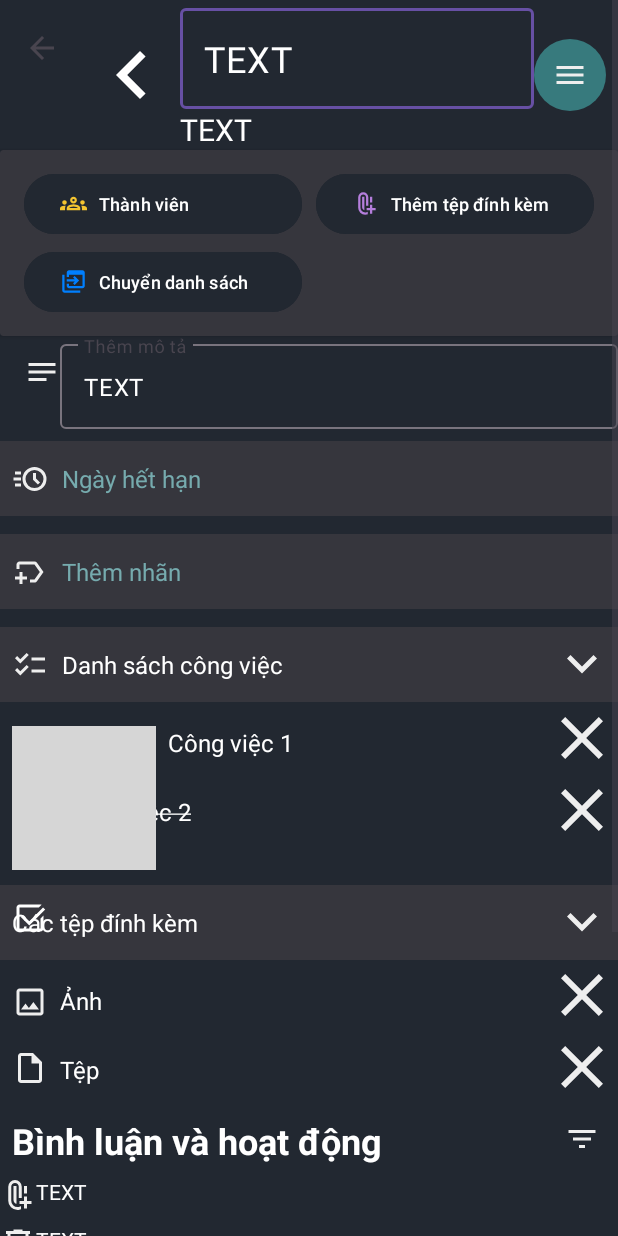
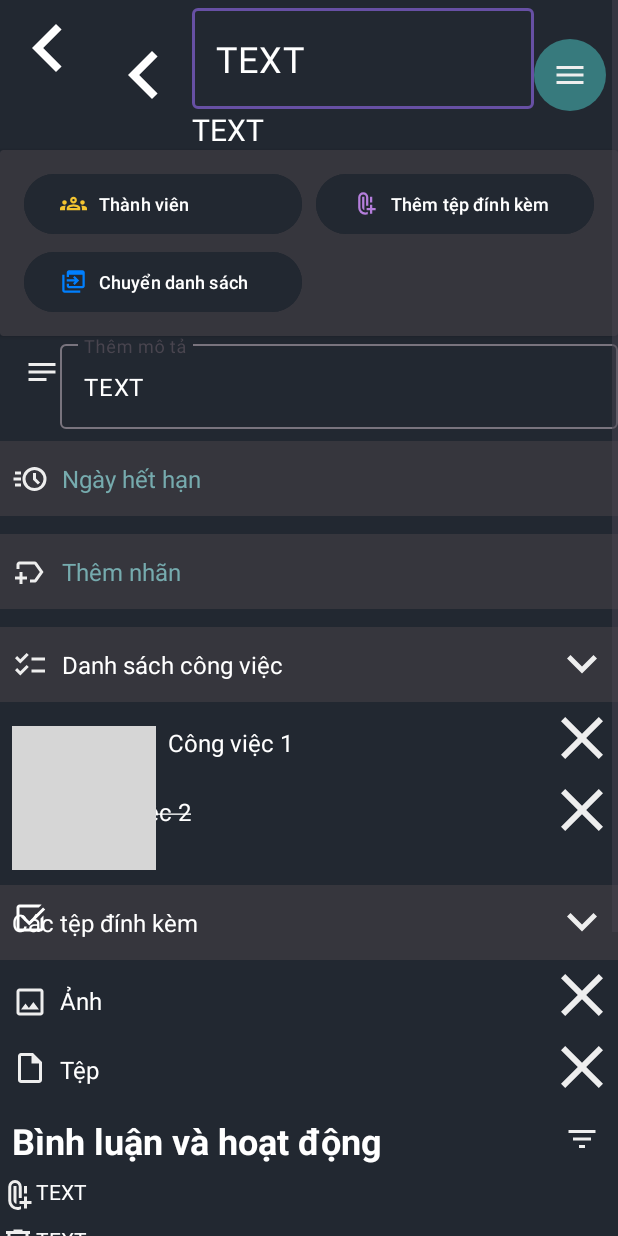
Before and after one commit to AkiraNoob/SE114.O22, an Android app: the CardInformationActivity screen opened directly, with no data from a screen before it, on a phone screen of 412 x 824 dp. Run offline under Robolectric (Android 15) with nearby library versions, the light colour scheme and no system bars; grey boxes are pictures that could not be loaded.

Commit message:
Commit 28/5/24 2

```diff
--- a/app/src/main/java/com/example/collabtask/CardInformationActivity.kt
+++ b/app/src/main/java/com/example/collabtask/CardInformationActivity.kt
@@ -1,6 +1,13 @@
 package com.example.collabtask
 
+import android.content.Intent
 import android.os.Bundle
+import android.view.MenuItem
+import android.view.View
+import android.widget.Button
+import android.widget.ImageButton
+import android.widget.PopupMenu
+import android.widget.Toast
 import androidx.appcompat.app.AppCompatActivity
 
 class CardInformationActivity : AppCompatActivity() {
@@ -8,14 +15,73 @@
         super.onCreate(savedInstanceState)
         setContentView(R.layout.card_information)
         setupActionBar()
+
+// Tìm nút (menu)
+        val btnPopup : ImageButton = findViewById(R.id.imageButton2menu)
+        val btnPopup2 : ImageButton = findViewById(R.id.imageButtonfilter)
+// Đặt click listener
+        btnPopup2.setOnClickListener{view -> showPopupMenu(view)}
+        btnPopup.setOnClickListener{view -> showPopupMenu(view)}
+
+        val btnAttachmentFile : Button = findViewById(R.id.buttonthemtep)
+        btnAttachmentFile.setOnClickListener {
+            startActivity(Intent(this, fileAttachmentActivity::class.java))
+        }
+
+        val btnLabel : View = findViewById(R.id.vthemnhan)
+        btnLabel.setOnClickListener {
+            startActivity(Intent(this, labelActivity::class.java))
+        }
     }
 
-    private fun setupActionBar(){
-        setSupportActionBar(findViewById(R.id.toolbarBack))
+    private fun setupActionBar() {
+        val toolBar : androidx.appcompat.widget.Toolbar = findViewById(R.id.toolbarBack)
+        setSupportActionBar(toolBar)
 
-        val actionbar = supportActionBar
-        if(actionbar != null){
-            actionbar.setDisplayHomeAsUpEnabled(true)
+        val actionBar = supportActionBar
+        if(actionBar!=null){
+            actionBar.setDisplayHomeAsUpEnabled(true)
+            actionBar.setHomeAsUpIndicator(R.drawable.chevron_left_24)
         }
+
+        toolBar.setNavigationOnClickListener{ onBackPressed()}
     }
+// Chức năng hiện pop up menu
+    private fun showPopupMenu(view: View) {
+
+// Tạo pop-up menu
+        val popupMenu = PopupMenu(this, view)
+        val popupMenufilter = PopupMenu(this,view)
+// Inflate
+        popupMenu.menuInflater.inflate(R.menu.delete_menu, popupMenu.menu)
+        popupMenufilter.menuInflater.inflate(R.menu.filter_menu,popupMenu.menu)
+// Đặt click listener
+        popupMenufilter.setOnMenuItemClickListener { menuItem2->handleMenuItemClick(menuItem2)
+            true}
+        popupMenu.setOnMenuItemClickListener{menuItem->handleMenuItemClick(menuItem)
+            true}
+// Hiện menu
+        popupMenufilter.show()
+        popupMenu.show()
+    }
+
+// Chức năng click lựa chọn
+     private fun handleMenuItemClick(menuItem: MenuItem){
+         when(menuItem.itemId){
+             R.id.action_delete -> {
+                 Toast.makeText(this, "Đã xóa thẻ", Toast.LENGTH_SHORT).show()
+             }
+             R.id.action_showcomment -> {
+                 Toast.makeText(this, "Đã hiện bình luận", Toast.LENGTH_SHORT).show()
+             }
+             R.id.action_showaction -> {
+                 Toast.makeText(this, "Đã hiện hoạt động", Toast.LENGTH_SHORT).show()
+             }
+             R.id.action_showboth-> {
+                 Toast.makeText(this, "Đã hiện cả hai", Toast.LENGTH_SHORT).show()
+             }
+         }
+     }
+
+
 }
--- a/app/src/main/res/layout/card_information.xml
+++ b/app/src/main/res/layout/card_information.xml
@@ -671,6 +671,7 @@
                 android:layout_height="match_parent">
 
                 <ImageView
+                    android:contentDescription="@string/TEXT"
                     android:id="@+id/ivcomment1"
                     android:layout_width="wrap_content"
                     android:layout_height="wrap_content"
@@ -707,6 +708,7 @@
                     android:textColor="@color/white"/>
 
                 <ImageButton
+                    android:contentDescription="@string/TEXT"
                     android:src="@drawable/more_vert_24"
                     android:layout_width="48dp"
                     android:layout_height="48dp"
@@ -731,6 +733,7 @@
             android:layout_width="match_parent"
             android:layout_height="match_parent">
             <ImageView
+                android:contentDescription="@string/TEXT"
                 android:id="@+id/ivcomment2"
                 android:layout_width="wrap_content"
                 android:layout_height="wrap_content"
--- a/app/src/main/res/menu/filter_menu.xml
+++ b/app/src/main/res/menu/filter_menu.xml
@@ -1,6 +1,9 @@
 <?xml version="1.0" encoding="utf-8"?>
 <menu xmlns:android="http://schemas.android.com/apk/res/android">
-    <item android:title="Chỉ hiện bình luận"/>
-    <item android:title="Chỉ hiện hoạt động"/>
-    <item android:title="Hiển thị cả bình luận và hoạt động"/>
+    <item android:title="Chỉ hiện bình luận"
+        android:id="@+id/action_showcomment"/>
+    <item android:title="Chỉ hiện hoạt động"
+        android:id="@+id/action_showaction"/>
+    <item android:title="Hiển thị cả bình luận và hoạt động"
+        android:id="@+id/action_showboth"/>
 </menu>
```
Also changed, not shown: app/src/main/AndroidManifest.xml (+9 -3 lines), app/src/main/java/com/example/collabtask/fileAttachmentActivity.kt (added, +13 -0 lines), app/src/main/java/com/example/collabtask/labelActivity.kt (added, +13 -0 lines).
